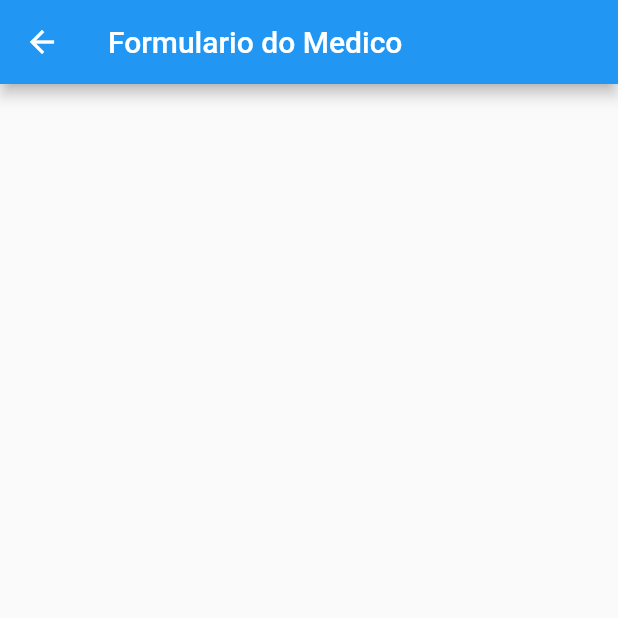
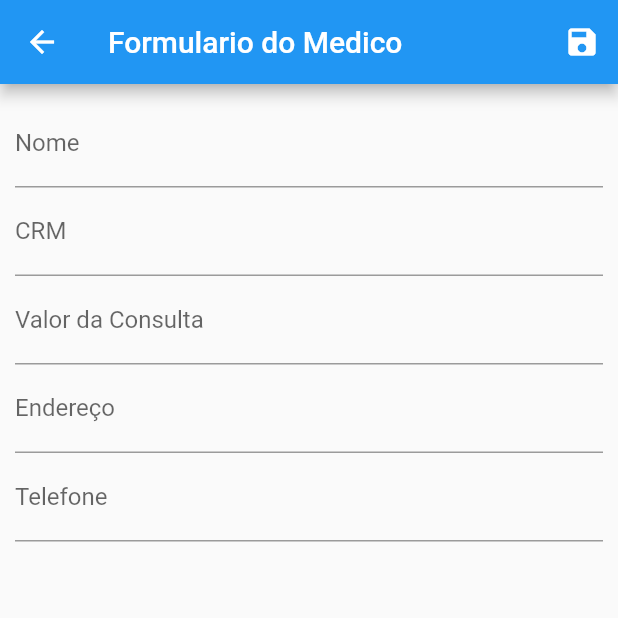
Before and after one commit to brunomotaoliveira/app-cadastro-medico, a Flutter app: the MedicoForm screen opened by its route, on a phone screen of 412 x 824 dp, the top half of it. Run offline on Flutter 3.47's test engine with Material 2 defaults, Android fonts, the phone set to English and light mode, and no system bars.

Commit message:
criado o formulario para cadastro e alteracao dos medicos

```diff
--- a/lib/views/user_form_medico.dart
+++ b/lib/views/user_form_medico.dart
@@ -1,11 +1,64 @@
 import 'package:flutter/material.dart';
 
 class MedicoForm extends StatelessWidget {
+  final _form = GlobalKey<FormState>();
+
+
   @override
   Widget build(BuildContext context) {
     return Scaffold(
       appBar: AppBar(
         title: Text('Formulario do Medico'),
+        actions: <Widget>[
+          IconButton(
+            onPressed: () {
+              final isValid = _form.currentState!.validate();
+
+              if (isValid) {
+                _form.currentState!.save();
+                Navigator.of(context).pop();
+              }
+            },
+            icon: Icon(Icons.save),
+          ),
+        ],
+      ),
+      body: Padding(
+        padding: EdgeInsets.all(10),
+        child: Form(
+          key: _form,
+          child: Column(
+            children: <Widget>[
+              TextFormField(
+                decoration: InputDecoration(labelText: 'Nome'),
+                validator: (value) {
+                  if (value!.trim().isEmpty) {
+                    return 'Nome Inválido';
+                  }
+
+                  if (value.trim().length < 3) {
+                    return 'Nome muito pequeno. No mínimo 3 letras.';
+                  }
+                },
+                onSaved: (value) {
+                  print(value);
+                },
+              ),
+              TextFormField(
+                decoration: InputDecoration(labelText: 'CRM'),
+              ),
+              TextFormField(
+                decoration: InputDecoration(labelText: 'Valor da Consulta'),
+              ),
+              TextFormField(
+                decoration: InputDecoration(labelText: 'Endereço'),
+              ),
+              TextFormField(
+                decoration: InputDecoration(labelText: 'Telefone'),
+              ),
+            ],
+          ),
+        ),
       ),
     );
   }
--- a/lib/views/user_list_medico.dart
+++ b/lib/views/user_list_medico.dart
@@ -23,7 +23,9 @@ class ListaMedico extends StatelessWidget {
           ),
           IconButton(
             onPressed: () {
-              Navigator.of(context).pushNamed(AppRoutes.USER_FORM);
+              Navigator.of(context).pushNamed(
+                AppRoutes.USER_FORM,
+              );
             },
             icon: Icon(Icons.add),
           ),
```
Also changed, not shown: lib/components/user_tile_medico.dart (+7 -1 lines).
